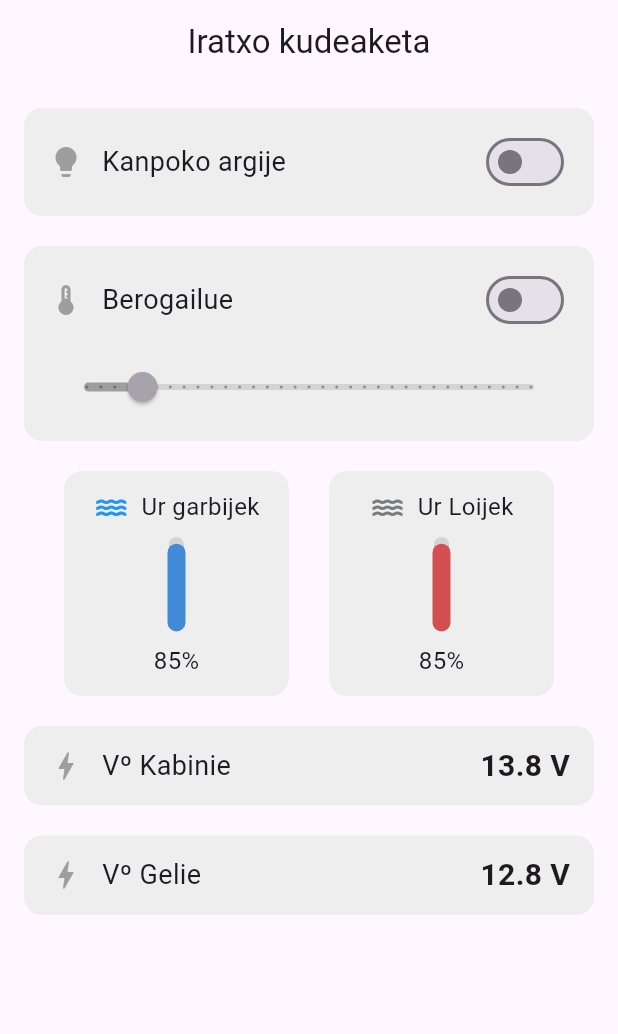
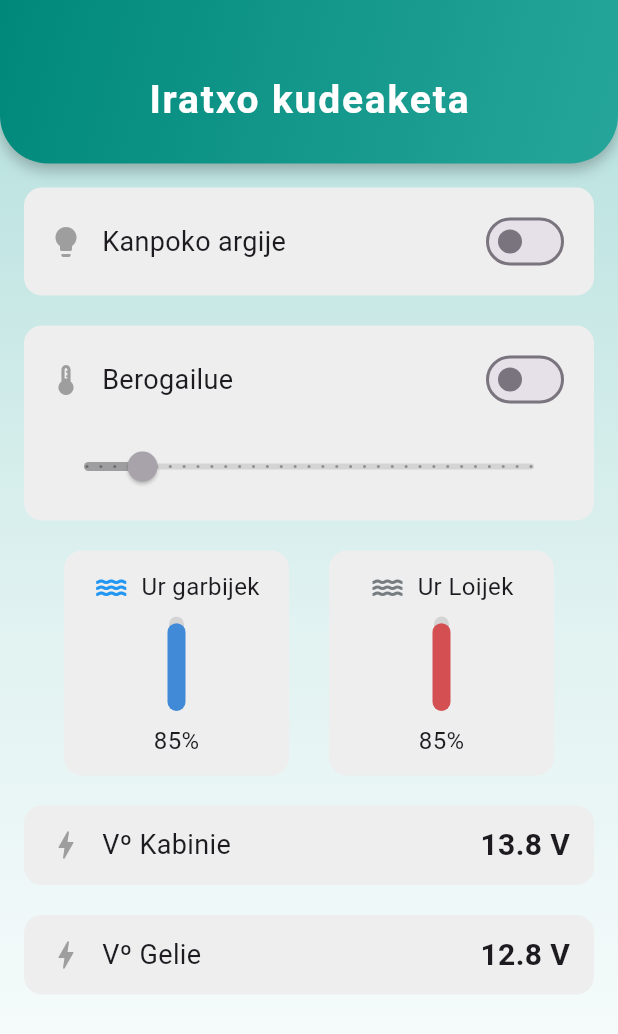
Before and after one commit to perikobermio/iratxo, a Flutter app: the screen it shows after launch, on a phone screen of 412 x 824 dp. Shown: the top 1034 px of the screen. Run offline on Flutter 3.47's test engine with Material 3 defaults, Android fonts, the light colour scheme and no system bars.

Commit message:
dana ondo ta politxo

```diff
--- a/lib/main.dart
+++ b/lib/main.dart
@@ -31,14 +31,64 @@ class HomePage extends StatelessWidget {
   @override
   Widget build(BuildContext context) {
     return Scaffold(
-      appBar: AppBar(
-        title: const Text('Iratxo kudeaketa'),
-        centerTitle: true,
+      // Beautiful gradient background for the whole body
+      body: Container(
+        decoration: const BoxDecoration(
+          gradient: LinearGradient(
+            colors: [
+              Color(0xFFB2DFDB), // light teal
+              Color(0xFFE0F2F1), // lighter teal
+              Color(0xFFFFFFFF), // white
+            ],
+            begin: Alignment.topCenter,
+            end: Alignment.bottomCenter,
           ),
-      body: const Padding(
-        padding: EdgeInsets.all(16),
+        ),
         child: Column(
           children: [
+            // AppBar with custom background and rounded corners
+            Container(
+              decoration: const BoxDecoration(
+                gradient: LinearGradient(
+                  colors: [
+                    Color(0xFF00897B), // dark teal
+                    Color(0xFF26A69A), // medium teal
+                  ],
+                  begin: Alignment.topLeft,
+                  end: Alignment.bottomRight,
+                ),
+                borderRadius: BorderRadius.only(
+                  bottomLeft: Radius.circular(32),
+                  bottomRight: Radius.circular(32),
+                ),
+                boxShadow: [
+                  BoxShadow(
+                    color: Colors.black26,
+                    blurRadius: 8,
+                    offset: Offset(0, 4),
+                  ),
+                ],
+              ),
+              padding: const EdgeInsets.only(top: 48, bottom: 24),
+              width: double.infinity,
+              child: const Center(
+                child: Text(
+                  'Iratxo kudeaketa',
+                  style: TextStyle(
+                    color: Colors.white,
+                    fontSize: 26,
+                    fontWeight: FontWeight.bold,
+                    letterSpacing: 1.2,
+                  ),
+                ),
+              ),
+            ),
+            // Main content
+            Expanded(
+              child: Padding(
+                padding: const EdgeInsets.all(16),
+                child: Column(
+                  children: const [
                     SwitchWidget(),
                     SizedBox(height: 20),
                     HorizontalDinamycSlide(),
@@ -47,7 +97,12 @@ class HomePage extends StatelessWidget {
                       mainAxisAlignment: MainAxisAlignment.spaceEvenly,
                       children: [
                         VerticalStaticSlide(value: 85, title: 'Ur garbijek'),
-                VerticalStaticSlide(value: 85, title: 'Ur Loijek', inverted: true, icon: Icon(Icons.water, color: Color.fromARGB(255, 119, 124, 128))),
+                        VerticalStaticSlide(
+                          value: 85,
+                          title: 'Ur Loijek',
+                          inverted: true,
+                          icon: Icon(Icons.water, color: Color.fromARGB(255, 119, 124, 128)),
+                        ),
                       ],
                     ),
                     SizedBox(height: 20),
@@ -57,6 +112,10 @@ class HomePage extends StatelessWidget {
                   ],
                 ),
               ),
+            ),
+          ],
+        ),
+      ),
     );
   }
 }
```
Lines whose indentation alone changed are shown as unchanged.
